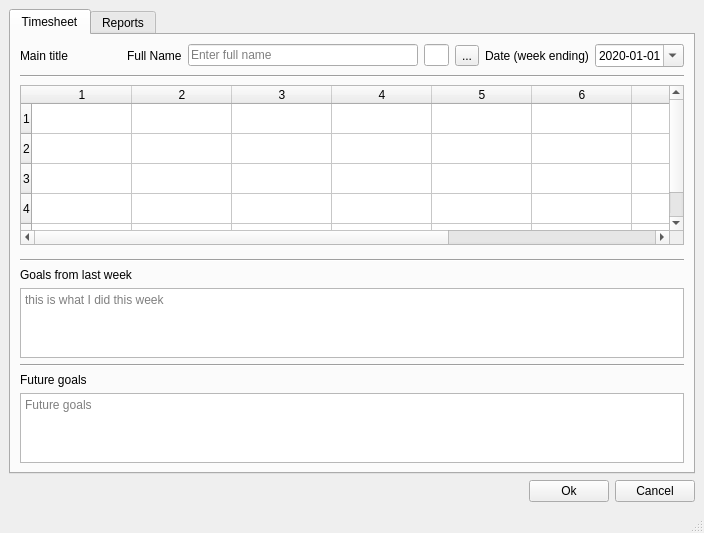
Before: the Qt Designer form timesheet/gui/MainWindow.ui in JJCoding01/timesheet, drawn with Qt 5.
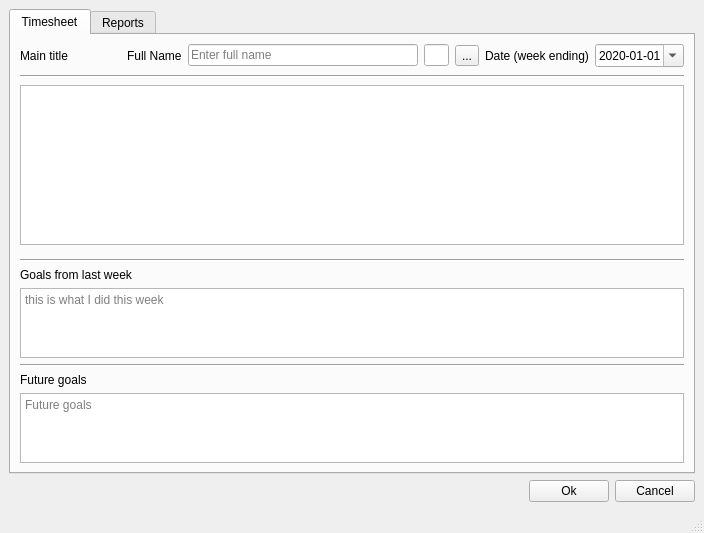
After: the same form once the commit is applied.

Commit message: Add Model/View for showing test Entry data

Patch:
```diff
--- a/timesheet/gui/MainWindow.ui
+++ b/timesheet/gui/MainWindow.ui
@@ -188,27 +188,19 @@
              </widget>
             </item>
             <item>
-             <widget class="QTableWidget" name="tableWidget">
-              <property name="rowCount">
-               <number>5</number>
+             <widget class="QTableView" name="tableView">
+              <property name="cursor" stdset="0">
+               <cursorShape>IBeamCursor</cursorShape>
               </property>
-              <property name="columnCount">
-               <number>9</number>
+              <property name="showGrid">
+               <bool>false</bool>
               </property>
-              <row/>
-              <row/>
-              <row/>
-              <row/>
-              <row/>
-              <column/>
-              <column/>
-              <column/>
-              <column/>
-              <column/>
-              <column/>
-              <column/>
-              <column/>
-              <column/>
+              <property name="sortingEnabled">
+               <bool>false</bool>
+              </property>
+              <property name="cornerButtonEnabled">
+               <bool>false</bool>
+              </property>
              </widget>
             </item>
             <item>
```
The commit also changes 1 other file.
